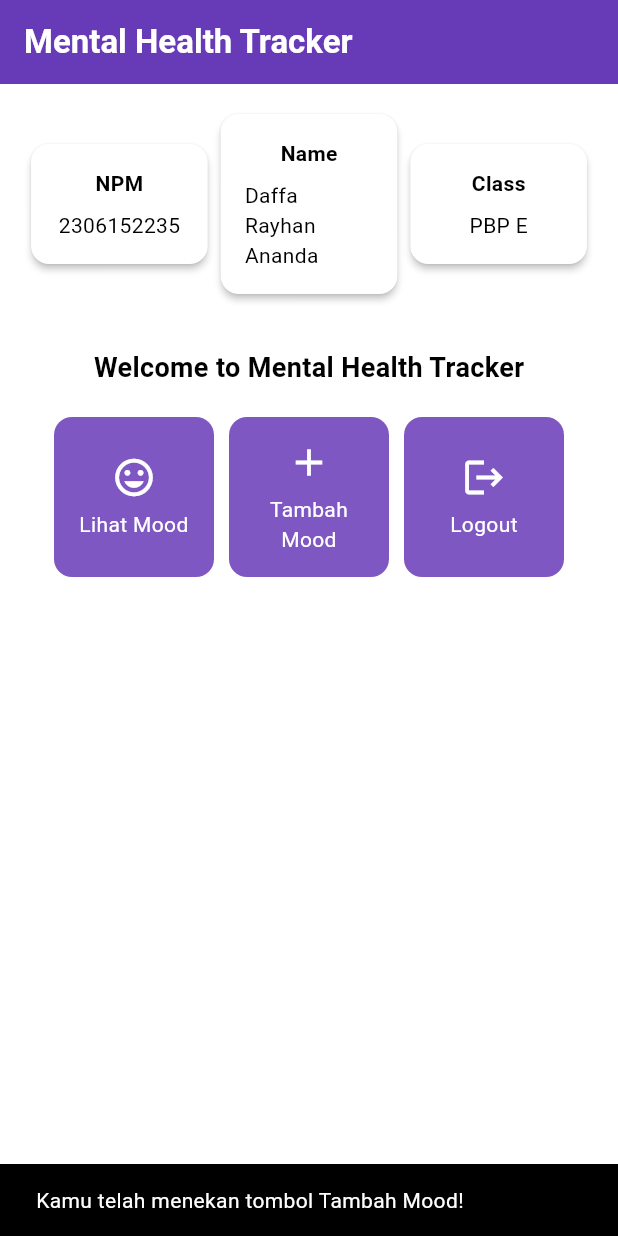
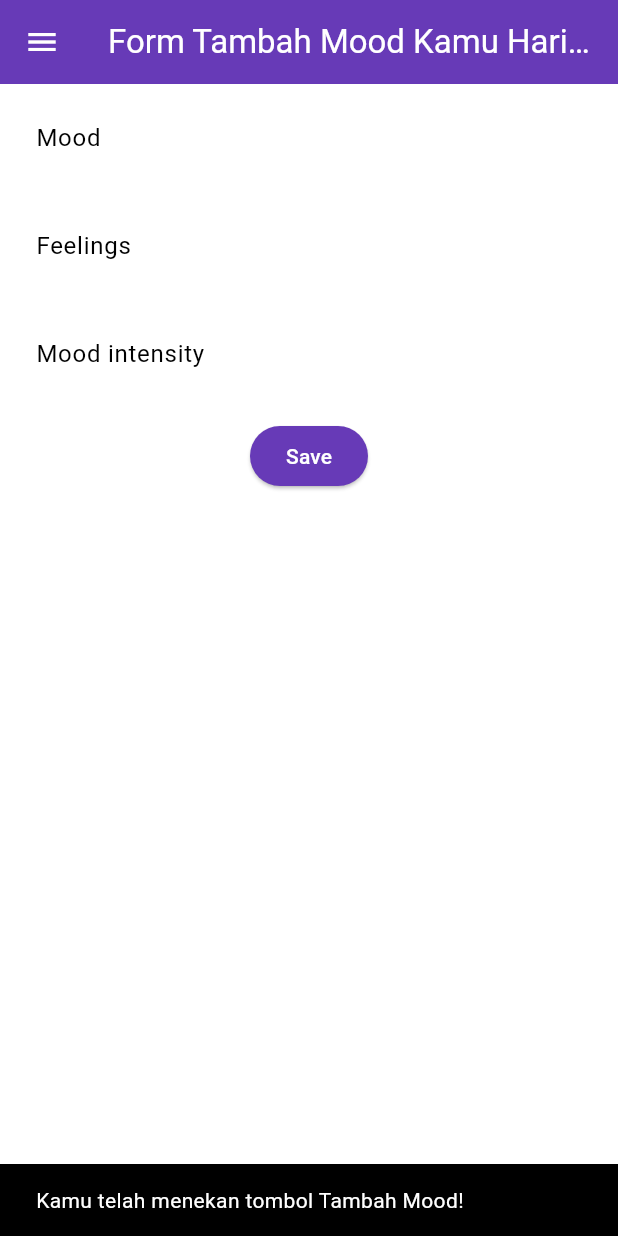
Before and after one commit to daffuwu/mental-health-tracker-mobile, a Flutter app: the screen it shows after launch, after a tap on "Tambah Mood", on a phone screen of 412 x 824 dp. Run offline on Flutter 3.47's test engine with Material 3 defaults, Android fonts, the phone set to English and light mode, and no system bars.

Commit message:
Finish tutorial 7

```diff
--- a/lib/main.dart
+++ b/lib/main.dart
@@ -1,5 +1,5 @@
 import 'package:flutter/material.dart';
-import 'package:mental_health_tracker/menu.dart';
+import 'package:mental_health_tracker/screens/menu.dart';
 
 void main() {
   runApp(const MyApp());
--- a/lib/menu.dart
+++ b/lib/screens/menu.dart
@@ -1,4 +1,6 @@
 import 'package:flutter/material.dart';
+import 'package:mental_health_tracker/widgets/left_drawer.dart';
+import 'package:mental_health_tracker/widgets/mood_card.dart';
 
 class MyHomePage extends StatelessWidget {
   final String npm = '2306152235'; // NPM
@@ -26,7 +28,9 @@ class MyHomePage extends StatelessWidget {
           ),
           // Warna latar belakang AppBar diambil dari skema warna tema aplikasi.
           backgroundColor: Theme.of(context).colorScheme.primary,
+          iconTheme: const IconThemeData(color: Colors.white),
         ),
+        drawer: const LeftDrawer(),
         // Body halaman dengan padding di sekelilingnya.
         body: Padding(
           padding: const EdgeInsets.all(16.0),
@@ -122,64 +126,3 @@ class InfoCard extends StatelessWidget {
     );
   }
 }
-
-class ItemHomepage {
-    final String name;
-    final IconData icon;
-
-    ItemHomepage(this.name, this.icon);
-}
-
-class ItemCard extends StatelessWidget {
-  // Menampilkan kartu dengan ikon dan nama.
-
-  final ItemHomepage item;
-
-  const ItemCard(this.item, {super.key});
-
-  @override
-  Widget build(BuildContext context) {
-    return Material(
-      // Menentukan warna latar belakang dari tema aplikasi.
-      color: Theme.of(context).colorScheme.secondary,
-      // Membuat sudut kartu melengkung.
-      borderRadius: BorderRadius.circular(12),
-
-      child: InkWell(
-        // Aksi ketika kartu ditekan.
-        onTap: () {
-          // Menampilkan pesan SnackBar saat kartu ditekan.
-          ScaffoldMessenger.of(context)
-            ..hideCurrentSnackBar()
-            ..showSnackBar(
-              SnackBar(content: Text("Kamu telah menekan tombol ${item.name}!"))
-            );
-        },
-        // Container untuk menyimpan Icon dan Text
-        child: Container(
-          padding: const EdgeInsets.all(8),
-          child: Center(
-            child: Column(
-              // Menyusun ikon dan teks di tengah kartu.
-              mainAxisAlignment: MainAxisAlignment.center,
-              children: [
-                Icon(
-                  item.icon,
-                  color: Colors.white,
-                  size: 30.0,
-                ),
-                const Padding(padding: EdgeInsets.all(3)),
-                Text(
-                  item.name,
-                  textAlign: TextAlign.center,
-                  style: const TextStyle(color: Colors.white),
-                ),
-              ],
-            ),
-          ),
-        ),
-      ),
-    );
-  }
-
-}
--- /dev/null
+++ b/lib/screens/moodentry_form.dart
@@ -0,0 +1,160 @@
+import 'package:flutter/material.dart';
+import 'package:mental_health_tracker/widgets/left_drawer.dart';
+
+class MoodEntryFormPage extends StatefulWidget {
+  const MoodEntryFormPage({super.key});
+
+  @override
+  State<MoodEntryFormPage> createState() => _MoodEntryFormPageState();
+}
+
+class _MoodEntryFormPageState extends State<MoodEntryFormPage> {
+  final _formKey = GlobalKey<FormState>();
+	String _mood = "";
+	String _feelings = "";
+	int _moodIntensity = 0;
+  @override
+  Widget build(BuildContext context) {
+    return Scaffold(
+      appBar: AppBar(
+        title: const Center(
+          child: Text(
+            'Form Tambah Mood Kamu Hari ini',
+          ),
+        ),
+        backgroundColor: Theme.of(context).colorScheme.primary,
+        foregroundColor: Colors.white,
+      ),
+      drawer: const LeftDrawer(),
+      body: Form(
+        key: _formKey,
+        child: SingleChildScrollView(
+          child: Column(
+            crossAxisAlignment: CrossAxisAlignment.start,
+            children: [
+              Padding(
+                padding: const EdgeInsets.all(8.0),
+                child: TextFormField(
+                  decoration: InputDecoration(
+                    hintText: "Mood",
+                    labelText: "Mood",
+                    border: OutlineInputBorder(
+                      borderRadius: BorderRadius.circular(5.0),
+                    ),
+                  ),
+                  onChanged: (String? value) {
+                    setState(() {
+                      _mood = value!;
+                    });
+                  },
+                  validator: (String? value) {
+                    if (value == null || value.isEmpty) {
+                      return "Mood tidak boleh kosong!";
+                    }
+                    return null;
+                  },
+                ),
+              ),
+              Padding(
+                padding: const EdgeInsets.all(8.0),
+                child: TextFormField(
+                  decoration: InputDecoration(
+                    hintText: "Feelings",
+                    labelText: "Feelings",
+                    border: OutlineInputBorder(
+                      borderRadius: BorderRadius.circular(5.0),
+                    ),
+                  ),
+                  onChanged: (String? value) {
+                    setState(() {
+                      _feelings = value!;
+                    });
+                  },
+                  validator: (String? value) {
+                    if (value == null || value.isEmpty) {
+                      return "Feelings tidak boleh kosong!";
+                    }
+                    return null;
+                  },
+                ),
+              ),
+              Padding(
+                padding: const EdgeInsets.all(8.0),
+                child: TextFormField(
+                  decoration: InputDecoration(
+                    hintText: "Mood intensity",
+                    labelText: "Mood intensity",
+                    border: OutlineInputBorder(
+                      borderRadius: BorderRadius.circular(5.0),
+                    ),
+                  ),
+                  onChanged: (String? value) {
+                    setState(() {
+                      _moodIntensity = int.tryParse(value!) ?? 0;
+                    });
+                  },
+                  validator: (String? value) {
+                    if (value == null || value.isEmpty) {
+                      return "Mood intensity tidak boleh kosong!";
+                    }
+                    if (int.tryParse(value) == null) {
+                      return "Mood intensity harus berupa angka!";
+                    }
+                    return null;
+                  },
+                ),
+              ),
+              Align(
+                alignment: Alignment.bottomCenter,
+                child: Padding(
+                  padding: const EdgeInsets.all(8.0),
+                  child: ElevatedButton(
+                    style: ButtonStyle(
+                      backgroundColor: WidgetStateProperty.all(
+                          Theme.of(context).colorScheme.primary),
+                    ),
+                    onPressed: () {
+                      if (_formKey.currentState!.validate()) {
+                        showDialog(
+                          context: context,
+                          builder: (context) {
+                            return AlertDialog(
+                              title: const Text('Mood berhasil tersimpan'),
+                              content: SingleChildScrollView(
+                                child: Column(
+                                  crossAxisAlignment: CrossAxisAlignment.start,
+                                  children: [
+                                    Text('Mood: $_mood'),
+                                    Text('Feelings: $_feelings'),
+                                    Text('Mood Intensity: $_moodIntensity'),
+                                  ],
+                                ),
+                              ),
+                              actions: [
+                                TextButton(
+                                  child: const Text('OK'),
+                                  onPressed: () {
+                                    Navigator.pop(context);
+                                    _formKey.currentState!.reset();
+                                  },
+                                ),
+                              ],
+                            );
+                          },
+                        );
+                      }
+                    },
+                    child: const Text(
+                      "Save",
+                      style: TextStyle(color: Colors.white),
+                    ),
+                  ),
+                ),
+              ),
+            ],
+          )
+        ),
+      ),
+    );
+  }
+}
--- /dev/null
+++ b/lib/widgets/left_drawer.dart
@@ -0,0 +1,69 @@
+import 'package:flutter/material.dart';
+import 'package:mental_health_tracker/screens/menu.dart';
+import 'package:mental_health_tracker/screens/moodentry_form.dart';
+
+class LeftDrawer extends StatelessWidget {
+  const LeftDrawer({super.key});
+
+  @override
+  Widget build(BuildContext context) {
+    return Drawer(
+      child: ListView(
+        children: [
+          DrawerHeader(
+            decoration: BoxDecoration(
+              color: Theme.of(context).colorScheme.primary,
+            ),
+            child: const Column(
+              children: [
+                Text(
+                  'Mental Health Tracker',
+                  textAlign: TextAlign.center,
+                  style: TextStyle(
+                    fontSize: 24,
+                    fontWeight: FontWeight.bold,
+                    color: Colors.white,
+                  ),
+                ),
+                Padding(padding: EdgeInsets.all(8)),
+                Text(
+                  "Ayo jaga kesehatan mentalmu setiap hari disini!",
+                  textAlign: TextAlign.center,
+                  style: TextStyle(
+                    fontSize: 15,
+                    fontWeight: FontWeight.normal,
+                    color: Colors.white,
+                  ),
+                ),
+              ],
+            ),
+          ),
+          ListTile(
+            leading: const Icon(Icons.home_outlined),
+            title: const Text('Halaman Utama'),
+            // Bagian redirection ke MyHomePage
+            onTap: () {
+              Navigator.pushReplacement(
+                  context,
+                  MaterialPageRoute(
+                    builder: (context) => MyHomePage(),
+                  ));
+            },
+          ),
+          ListTile(
+            leading: const Icon(Icons.mood),
+            title: const Text('Tambah Mood'),
+            // Bagian redirection ke MoodEntryFormPage
+            onTap: () {
+              Navigator.pushReplacement(
+                  context,
+                  MaterialPageRoute(
+                    builder: (context) => MoodEntryFormPage(),
+                  ));
+            },
+          ),
+        ],
+      ),
+    );
+  }
+}
--- /dev/null
+++ b/lib/widgets/mood_card.dart
@@ -0,0 +1,72 @@
+import 'package:flutter/material.dart';
+import 'package:mental_health_tracker/screens/moodentry_form.dart';
+
+class ItemHomepage {
+    final String name;
+    final IconData icon;
+
+    ItemHomepage(this.name, this.icon);
+}
+
+class ItemCard extends StatelessWidget {
+  // Menampilkan kartu dengan ikon dan nama.
+
+  final ItemHomepage item;
+
+  const ItemCard(this.item, {super.key});
+
+  @override
+  Widget build(BuildContext context) {
+    return Material(
+      // Menentukan warna latar belakang dari tema aplikasi.
+      color: Theme.of(context).colorScheme.secondary,
+      // Membuat sudut kartu melengkung.
+      borderRadius: BorderRadius.circular(12),
+
+      child: InkWell(
+        // Area responsif terhadap sentuhan
+        onTap: () {
+          // Memunculkan SnackBar ketika diklik
+          ScaffoldMessenger.of(context)
+            ..hideCurrentSnackBar()
+            ..showSnackBar(SnackBar(
+                content: Text("Kamu telah menekan tombol ${item.name}!")));
+
+          // Navigate ke route yang sesuai (tergantung jenis tombol)
+          if (item.name == "Tambah Mood") {
+            Navigator.push(
+              context,
+              MaterialPageRoute(
+                builder: (context) => MoodEntryFormPage(),
+              )
+            );
+          }
+        },
+        // Container untuk menyimpan Icon dan Text
+        child: Container(
+          padding: const EdgeInsets.all(8),
+          child: Center(
+            child: Column(
+              // Menyusun ikon dan teks di tengah kartu.
+              mainAxisAlignment: MainAxisAlignment.center,
+              children: [
+                Icon(
+                  item.icon,
+                  color: Colors.white,
+                  size: 30.0,
+                ),
+                const Padding(padding: EdgeInsets.all(3)),
+                Text(
+                  item.name,
+                  textAlign: TextAlign.center,
+                  style: const TextStyle(color: Colors.white),
+                ),
+              ],
+            ),
+          ),
+        ),
+      ),
+    );
+  }
+
+}
```
Also changed, not shown: form_sample/analysis_options.yaml (added, +28 -0 lines), form_sample/lib/main.dart (added, +66 -0 lines), form_sample/pubspec.yaml (added, +90 -0 lines), form_sample/pubspec.lock (added), 123 other files.
